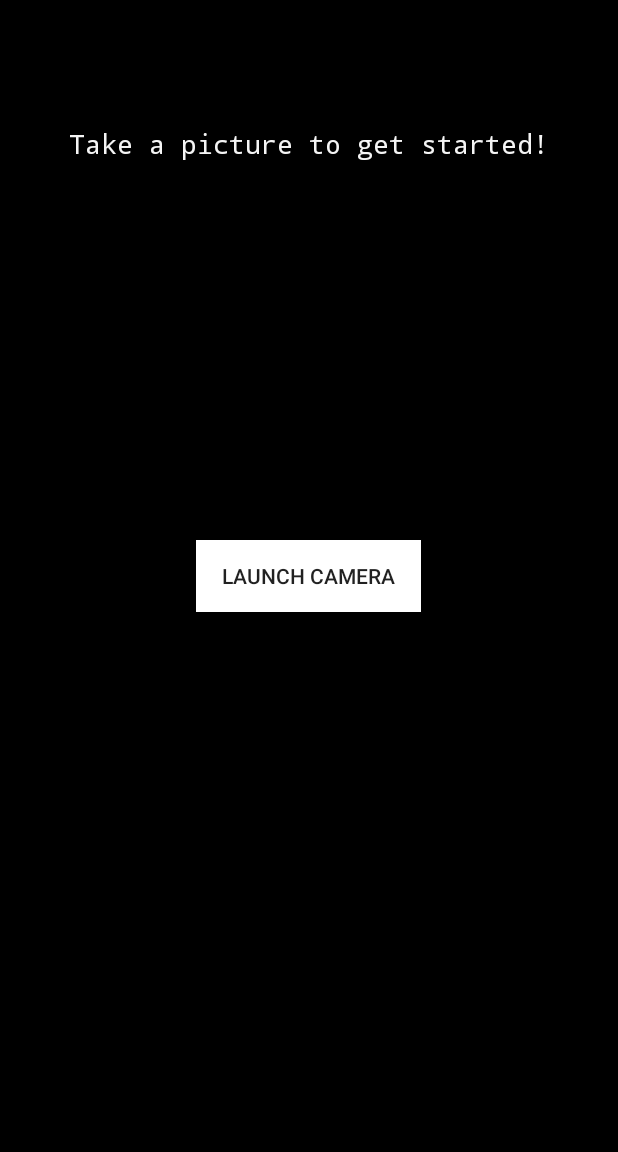
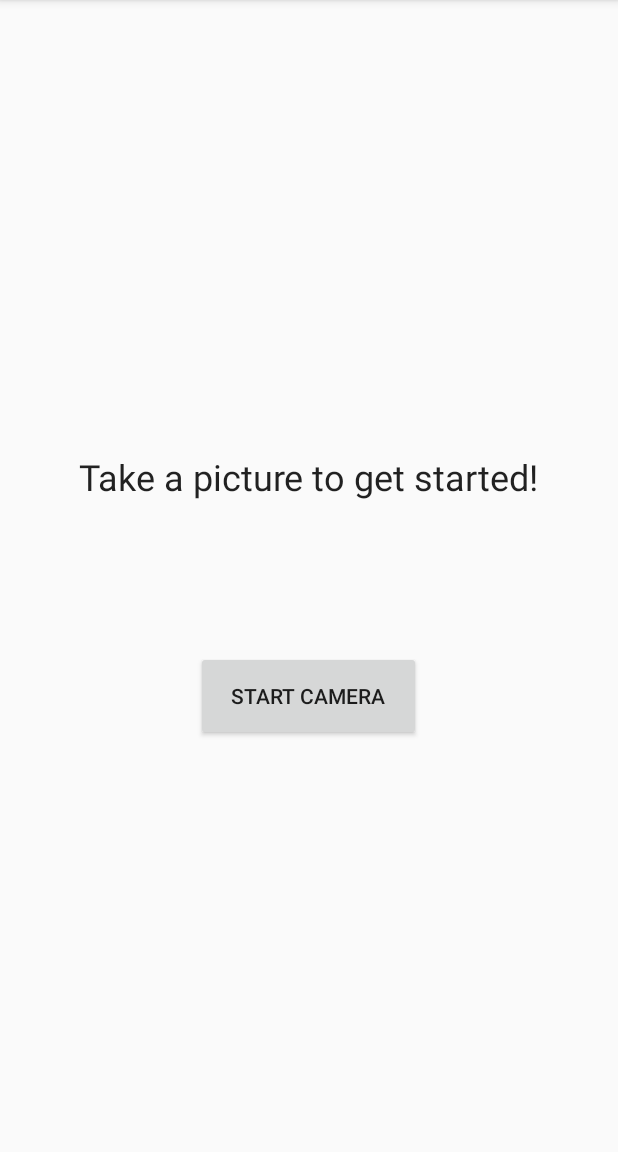
Before and after one commit to fed1620/ribbit, an Android app: the screen it shows after launch (MainActivity), on a phone screen of 412 x 824 dp, the part 84-1236 px from its top. Run offline under Robolectric (Android 15) with nearby library versions, the phone set to English and light mode, and no system bars.

Commit message:
Cleaned up layout and added exception handler for images with pre-crop noise

```diff
--- a/app/src/main/java/fedffm/bytewrite/MainActivity.java
+++ b/app/src/main/java/fedffm/bytewrite/MainActivity.java
@@ -9,7 +9,6 @@ import android.os.Environment;
 import android.provider.MediaStore;
 import android.support.v7.app.ActionBarActivity;
 import android.os.Bundle;
-import android.text.Editable;
 import android.util.Log;
 import android.view.Menu;
 import android.view.MenuItem;
@@ -17,7 +16,6 @@ import android.view.View;
 import android.widget.Button;
 import android.widget.EditText;
 import android.widget.ImageView;
-import android.widget.LinearLayout;
 import android.widget.ProgressBar;
 import android.widget.TextView;
 
@@ -47,7 +45,7 @@ public class MainActivity extends ActionBarActivity {
 
     // Character base
     private CharacterBase characterBase;
-    private boolean taskRunning = false;
+    private boolean loadingCharBase = false;
     private String    imagePath = "";
 
 
@@ -70,7 +68,7 @@ public class MainActivity extends ActionBarActivity {
             List<Character> characters;
 
             try {
-                taskRunning = true;
+                loadingCharBase = true;
 
                 // Instantiate the singleton character base
                 characterBase = CharacterBase.getInstance(MainActivity.this);
@@ -87,7 +85,7 @@ public class MainActivity extends ActionBarActivity {
         protected void onPostExecute(String result) {
             // Tell the activity that we have finished
             Log.i(LOG_TAG, result);
-            taskRunning = false;
+            loadingCharBase = false;
         }
     }
 
@@ -105,17 +103,14 @@ public class MainActivity extends ActionBarActivity {
 
         @Override
         protected void onPreExecute() {
-            if (DETAILED_LOGGING) {
                 loading.setText("Processing...");
                 loading.setVisibility(View.VISIBLE);
                 progressBar.setVisibility(View.VISIBLE);
-            }
         }
 
         @Override
         protected String doInBackground(String... params) {
             try {
-//                taskRunning = true;
 
                 // Begin the image processing
                 process();
@@ -129,14 +124,10 @@ public class MainActivity extends ActionBarActivity {
 
         @Override
         protected void onPostExecute(String result) {
-            if (DETAILED_LOGGING) {
-                loading.setVisibility(View.INVISIBLE);
-                progressBar.setVisibility(View.INVISIBLE);
-            }
-
             // Tell the activity that we have finished
+            loading.setVisibility(View.INVISIBLE);
+            progressBar.setVisibility(View.INVISIBLE);
             Log.i(LOG_TAG, result);
-//            taskRunning = false;
         }
     }
 
@@ -159,7 +150,7 @@ public class MainActivity extends ActionBarActivity {
             setupViews();
 
         // Load the character base as an async task
-        if (!taskRunning)
+        if (!loadingCharBase)
             new CharacterBaseLoader().execute();
     }
 
@@ -318,6 +309,7 @@ public class MainActivity extends ActionBarActivity {
             // Display it
             textBox.setText(word.getString());
             textBox.setVisibility(View.VISIBLE);
+            textBox.setSelection(textBox.getText().length());
             }
         });
 
--- a/app/src/main/res/layout/activity_main.xml
+++ b/app/src/main/res/layout/activity_main.xml
@@ -3,7 +3,6 @@
     android:layout_height="match_parent" android:paddingLeft="@dimen/activity_horizontal_margin"
     android:paddingRight="@dimen/activity_horizontal_margin"
     android:paddingTop="@dimen/activity_vertical_margin"
-    android:background="@android:color/background_dark"
     android:paddingBottom="@dimen/activity_vertical_margin" tools:context=".MainActivity">
 
     <ImageView
@@ -18,34 +17,30 @@
 
     <Button
         android:onClick="launchCamera"
-        android:background="@android:color/background_light"
         android:layout_width="wrap_content"
         android:layout_height="wrap_content"
         android:text="@string/cameraButton"
         android:id="@+id/button"
         android:width="150dp"
-        android:layout_centerVertical="true"
-        android:layout_centerHorizontal="true"
-        android:visibility="visible" />
+        android:visibility="visible"
+        android:height="60dp"
+        android:layout_below="@+id/progressBar"
+        android:layout_centerHorizontal="true" />
 
     <TextView
-        android:textColor="@color/primary_material_light"
         android:layout_width="wrap_content"
         android:layout_height="wrap_content"
         android:textAppearance="?android:attr/textAppearanceLarge"
         android:text="@string/welcomeMessage"
         android:id="@+id/textView"
-        android:layout_below="@+id/imageView"
-        android:layout_centerHorizontal="true"
-        android:layout_marginTop="62dp"
-        android:typeface="monospace"
-        android:textSize="18sp"
+        android:textSize="24sp"
         android:visibility="visible"
-        android:gravity="center" />
+        android:gravity="center"
+        android:layout_above="@+id/progressBar"
+        android:layout_centerHorizontal="true" />
 
     <Button
         android:onClick="launchCamera"
-        android:background="@android:color/background_light"
         android:layout_width="wrap_content"
         android:layout_height="wrap_content"
         android:text="@string/retakeButton"
@@ -54,11 +49,12 @@
         android:layout_alignParentBottom="true"
         android:layout_alignParentLeft="true"
         android:layout_alignParentStart="true"
-        android:visibility="invisible" />
+        android:visibility="invisible"
+        android:height="60dp"
+        android:layout_marginBottom="25dp" />
 
     <Button
         android:onClick="startProcessing"
-        android:background="@android:color/background_light"
         android:layout_width="wrap_content"
         android:layout_height="wrap_content"
         android:text="@string/processButton"
@@ -67,45 +63,45 @@
         android:layout_alignParentBottom="true"
         android:layout_alignParentRight="true"
         android:layout_alignParentEnd="true"
-        android:visibility="invisible" />
+        android:visibility="invisible"
+        android:height="60dp"
+        android:layout_marginBottom="25dp" />
 
     <TextView
-        android:textColor="@color/primary_material_light"
         android:layout_width="wrap_content"
         android:layout_height="wrap_content"
         android:textAppearance="?android:attr/textAppearanceLarge"
-        android:text="@string/loadingCharBase"
         android:id="@+id/loading"
+        android:visibility="invisible"
         android:layout_centerHorizontal="true"
-        android:visibility="invisible" />
+        android:gravity="center"
+        android:textSize="30sp"
+        android:layout_marginTop="100dp" />
 
     <ProgressBar
         style="?android:attr/progressBarStyleLarge"
         android:layout_width="wrap_content"
         android:layout_height="wrap_content"
         android:id="@+id/progressBar"
-        android:layout_above="@+id/button"
-        android:layout_centerHorizontal="true"
-        android:visibility="invisible" />
+        android:visibility="invisible"
+        android:minWidth="100dp"
+        android:minHeight="100dp"
+        android:layout_centerVertical="true"
+        android:layout_centerHorizontal="true" />
 
     <EditText
+        android:clickable="true"
+        android:focusable="true"
+        android:inputType="none"
         android:layout_width="wrap_content"
         android:layout_height="wrap_content"
-        android:inputType="textMultiLine"
         android:ems="10"
         android:id="@+id/content"
-        android:width="300dp"
-        android:height="100dp"
-        android:layout_marginTop="63dp"
-        android:hint="Your word will go here"
-        android:background="#ffffffff"
-        android:gravity="top"
-        android:layout_alignParentRight="true"
-        android:layout_alignParentEnd="true"
-        android:layout_alignParentLeft="true"
-        android:layout_alignParentStart="true"
-        android:focusable="true"
-        android:focusableInTouchMode="true"
-        android:visibility="invisible" />
+        android:width="100dp"
+        android:gravity="center"
+        android:visibility="invisible"
+        android:layout_alignTop="@+id/progressBar"
+        android:layout_centerHorizontal="true"
+        android:textSize="26sp" />
 
 </RelativeLayout>
--- a/app/src/main/res/values/strings.xml
+++ b/app/src/main/res/values/strings.xml
@@ -4,16 +4,9 @@
     <string name="app_name">ByteWrite</string>
     <string name="action_settings">Settings</string>
     <string name="image_desc">image which is to be processed for OCR</string>
-    <string name="cameraButton">Launch Camera</string>
+    <string name="cameraButton">Start Camera</string>
     <string name="welcomeMessage">Take a picture to get started!</string>
     <string name="processButton">Process</string>
     <string name="retakeButton">Retake</string>
-    <string name="sampleButton">Load Samples</string>
-    <string name="sampleDescription">a character from our sample base</string>
 
-    <!--Process Activity-->
-    <string name="title_activity_process">Process</string>
-    <string name="segmentButton">Segment</string>
-    <string name="precisionButton">Precision Segment</string>
-    <string name="loadingCharBase">Loading Character Base...</string>
 </resources>
```
Also changed, not shown: app/src/main/java/fedffm/bytewrite/Preprocessor.java (+56 -53 lines).
